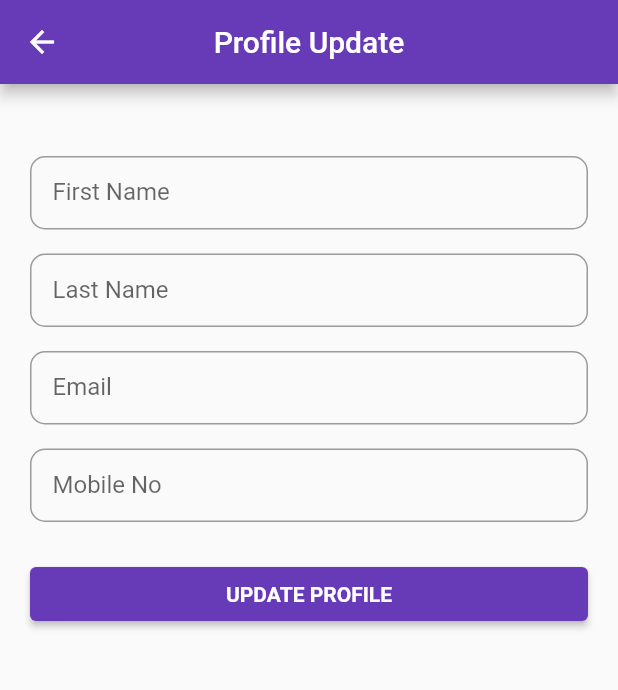
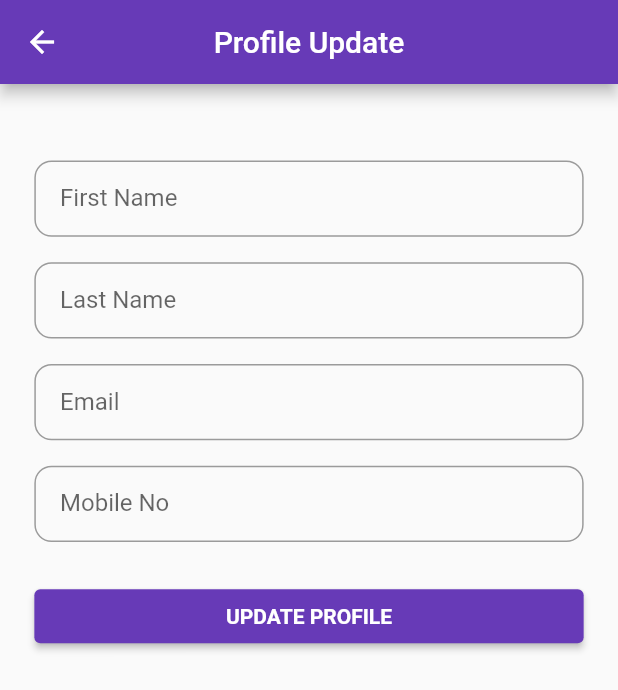
Before and after one commit to KajalBansal25/e_commerce_app, a Flutter app: the ProfileUpdate screen opened directly, on a phone screen of 412 x 824 dp. Shown: the top 690 px of the screen. Run offline on Flutter 3.47's test engine with Material 2 defaults, Android fonts, the phone set to English and light mode, and no system bars; our stand-ins replace badges, carousel_slider, fluttertoast, geocoding, geolocator, im_stepper; network calls fail.

Commit message:
Added Media Query

```diff
--- a/lib/screen/profile_update_screen.dart
+++ b/lib/screen/profile_update_screen.dart
@@ -1,3 +1,4 @@
+import 'package:e_commerce_app/utils/Scaling.dart';
 import 'package:flutter/material.dart';
 import 'package:http/http.dart' as http;
 import 'dart:convert';
@@ -59,28 +60,35 @@ class _ProfileUpdateState extends State<ProfileUpdate> {
           key: _formUpdateKey,
           autovalidateMode: _autovalidateMode,
           child: Padding(
-            padding: const EdgeInsets.only(top: 10.0, left: 20.0, right: 20.0),
+            padding: EdgeInsets.only(
+                top: normalizedHeight(context, 10)!,
+                left: normalizedWidth(context, 20)!,
+                right: normalizedWidth(context, 20)!),
             child: Column(
               crossAxisAlignment: CrossAxisAlignment.start,
               children: [
-                const SizedBox(
-                  height: 30.0,
+                SizedBox(
+                  height: normalizedHeight(context, 30),
                 ),
                 Padding(
-                  padding: const EdgeInsets.only(top: 8.0, bottom: 8.0),
+                  padding: EdgeInsets.symmetric(
+                      vertical: normalizedHeight(context, 8)!),
                   child: TextFormField(
                     controller: firstNameUpdate,
                     textInputAction: TextInputAction.next,
-                    decoration: const InputDecoration(
-                      label: Text('First Name'),
-                      contentPadding: EdgeInsets.all(15.0),
+                    decoration: InputDecoration(
+                      label: const Text('First Name'),
+                      contentPadding: EdgeInsets.symmetric(
+                          horizontal: normalizedWidth(context, 15)!,
+                          vertical: normalizedHeight(context, 15)!),
                       border: OutlineInputBorder(
-                          gapPadding: 1.0,
-                          borderRadius: BorderRadius.all(Radius.circular(10.0)),
+                          gapPadding: normalizedHeight(context, 1)!,
+                          borderRadius: BorderRadius.all(
+                              Radius.circular(normalizedWidth(context, 10)!)),
                           borderSide: BorderSide(
                               color: Colors.black,
                               style: BorderStyle.solid,
-                              width: 2.0)),
+                              width: normalizedWidth(context, 2)!)),
                     ),
                     validator: (value) {
                       if ((value == null || value.isEmpty)) {
@@ -93,20 +101,24 @@ class _ProfileUpdateState extends State<ProfileUpdate> {
                   ),
                 ),
                 Padding(
-                  padding: const EdgeInsets.only(top: 8.0, bottom: 8.0),
+                  padding: EdgeInsets.symmetric(
+                      vertical: normalizedHeight(context, 8)!),
                   child: TextFormField(
                     controller: lastNameUpdate,
                     textInputAction: TextInputAction.next,
-                    decoration: const InputDecoration(
-                      label: Text('Last Name'),
-                      contentPadding: EdgeInsets.all(15.0),
+                    decoration: InputDecoration(
+                      label: const Text('Last Name'),
+                      contentPadding: EdgeInsets.symmetric(
+                          horizontal: normalizedWidth(context, 15)!,
+                          vertical: normalizedHeight(context, 15)!),
                       border: OutlineInputBorder(
-                        gapPadding: 1.0,
-                        borderRadius: BorderRadius.all(Radius.circular(10.0)),
+                        gapPadding: normalizedHeight(context, 1)!,
+                        borderRadius: BorderRadius.all(
+                            Radius.circular(normalizedWidth(context, 10)!)),
                         borderSide: BorderSide(
                             color: Colors.black,
                             style: BorderStyle.solid,
-                            width: 2.0),
+                            width: normalizedWidth(context, 2)!),
                       ),
                     ),
                     validator: (value) {
@@ -120,21 +132,25 @@ class _ProfileUpdateState extends State<ProfileUpdate> {
                   ),
                 ),
                 Padding(
-                  padding: const EdgeInsets.only(top: 8.0, bottom: 8.0),
+                  padding: EdgeInsets.symmetric(
+                      vertical: normalizedHeight(context, 8)!),
                   child: TextFormField(
                     controller: emailUpdate,
                     textInputAction: TextInputAction.next,
                     keyboardType: TextInputType.emailAddress,
-                    decoration: const InputDecoration(
-                      label: Text('Email'),
-                      contentPadding: EdgeInsets.all(15.0),
+                    decoration: InputDecoration(
+                      label: const Text('Email'),
+                      contentPadding: EdgeInsets.symmetric(
+                          horizontal: normalizedWidth(context, 15)!,
+                          vertical: normalizedHeight(context, 15)!),
                       border: OutlineInputBorder(
-                          gapPadding: 1.0,
-                          borderRadius: BorderRadius.all(Radius.circular(10.0)),
+                          gapPadding: normalizedHeight(context, 1)!,
+                          borderRadius: BorderRadius.all(
+                              Radius.circular(normalizedWidth(context, 10)!)),
                           borderSide: BorderSide(
                               color: Colors.black,
                               style: BorderStyle.solid,
-                              width: 2.0)),
+                              width: normalizedWidth(context, 2)!)),
                     ),
                     validator: (value) {
                       if (value == null || value.isEmpty) {
@@ -150,20 +166,23 @@ class _ProfileUpdateState extends State<ProfileUpdate> {
                   ),
                 ),
                 Padding(
-                  padding: const EdgeInsets.only(top: 8.0, bottom: 8.0),
+                  padding: EdgeInsets.symmetric(
+                      vertical: normalizedHeight(context, 8)!),
                   child: TextFormField(
                     controller: phoneNoUpdate,
                     keyboardType: TextInputType.number,
-                    decoration: const InputDecoration(
-                      label: Text('Mobile No'),
-                      contentPadding: EdgeInsets.all(15.0),
+                    decoration: InputDecoration(
+                      label: const Text('Mobile No'),
+                      contentPadding: EdgeInsets.symmetric(
+                          horizontal: normalizedWidth(context, 15)!,
+                          vertical: normalizedHeight(context, 15)!),
                       border: OutlineInputBorder(
-                        gapPadding: 1.0,
-                        borderRadius: BorderRadius.all(Radius.circular(10.0)),
+                        gapPadding: normalizedHeight(context, 1)!,
+                        borderRadius: BorderRadius.all(Radius.circular(normalizedWidth(context, 10)!)),
                         borderSide: BorderSide(
                             color: Colors.black,
                             style: BorderStyle.solid,
-                            width: 2.0),
+                            width: normalizedWidth(context, 2)!),
                       ),
                     ),
                     validator: (value) {
@@ -177,7 +196,7 @@ class _ProfileUpdateState extends State<ProfileUpdate> {
                   ),
                 ),
                 Padding(
-                  padding: const EdgeInsets.symmetric(vertical: 16.0),
+                  padding:  EdgeInsets.symmetric(vertical: normalizedHeight(context, 16)!),
                   child: Column(
                     crossAxisAlignment: CrossAxisAlignment.stretch,
                     children: [
```
